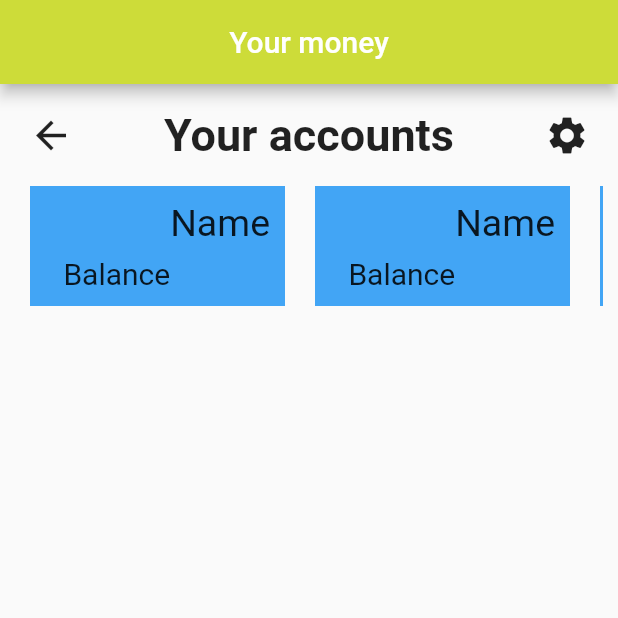
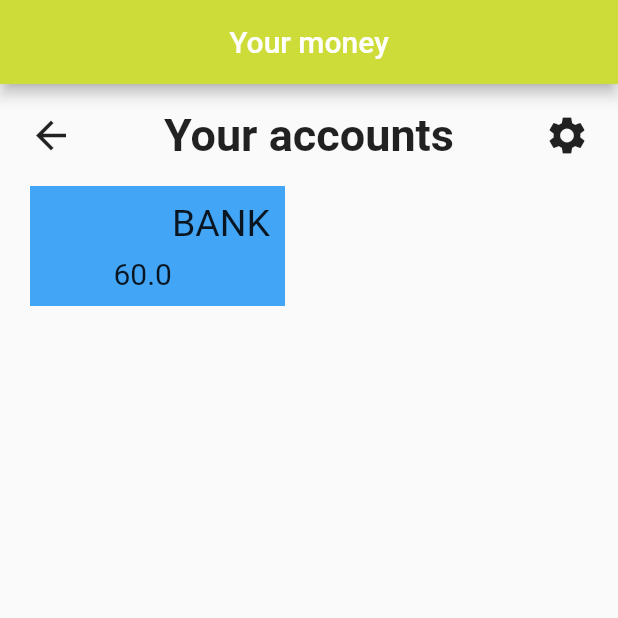
Before and after one commit to OlexandrBorovik/mone_dart, a Flutter app: the screen it shows after launch, on a phone screen of 412 x 824 dp, the top half of it. Run offline on Flutter 3.47's test engine with Material 2 defaults, Android fonts, the phone set to English and light mode, and no system bars; missing offline and left inert: dart:ffi.

Commit message:
add account model

```diff
--- /dev/null
+++ b/lib/models/account.dart
@@ -0,0 +1,11 @@
+
+import 'dart:ffi';
+
+class Account {
+  late String name;
+  late double amount;
+
+  Account(this.name, this.amount);
+
+
+}
--- a/lib/pages/home.dart
+++ b/lib/pages/home.dart
@@ -1,4 +1,8 @@
+import 'dart:ffi';
+
 import 'package:flutter/material.dart';
+
+import '../models/account.dart';
 
 class Home extends StatefulWidget {
   const Home({Key? key}) : super(key: key);
@@ -9,7 +13,16 @@ class Home extends StatefulWidget {
 
 class _HomeState extends State<Home> {
 
-List accounts = [];
+ List <Account> accounts = [] ;
+
+Account start =  Account("bank", 60 );
+
+
+@override
+  void initState() {
+    accounts.add(start);
+    super.initState();
+  }
   @override
   Widget build(BuildContext context) {
     return Scaffold(
@@ -51,7 +64,7 @@ List accounts = [];
                             SizedBox(
                               height: 100,
                              child: ListView.builder(
-                               itemCount: 10,
+                               itemCount: accounts.length,
                                  scrollDirection: Axis.horizontal,
                                  itemBuilder: (context, index) => Container(
                                    padding: EdgeInsets.all(10),
@@ -69,15 +82,16 @@ List accounts = [];
                                          mainAxisAlignment: MainAxisAlignment.end,
                                          crossAxisAlignment: CrossAxisAlignment.end,
                                          children: [
-                                           const Text("Balance",style: TextStyle(
+                                            Text(accounts[index].amount.toString(),style: TextStyle(
                                              fontSize: 20,
                                            ),
                                            ),
                                            Column(
                                              crossAxisAlignment: CrossAxisAlignment.start,
 
+
                                              children: [
-                                               Text("Name",style: TextStyle(
+                                               Text(accounts[index].name.toUpperCase(),style: TextStyle(
                                                  fontSize: 25
                                                ),
                                                )
```
